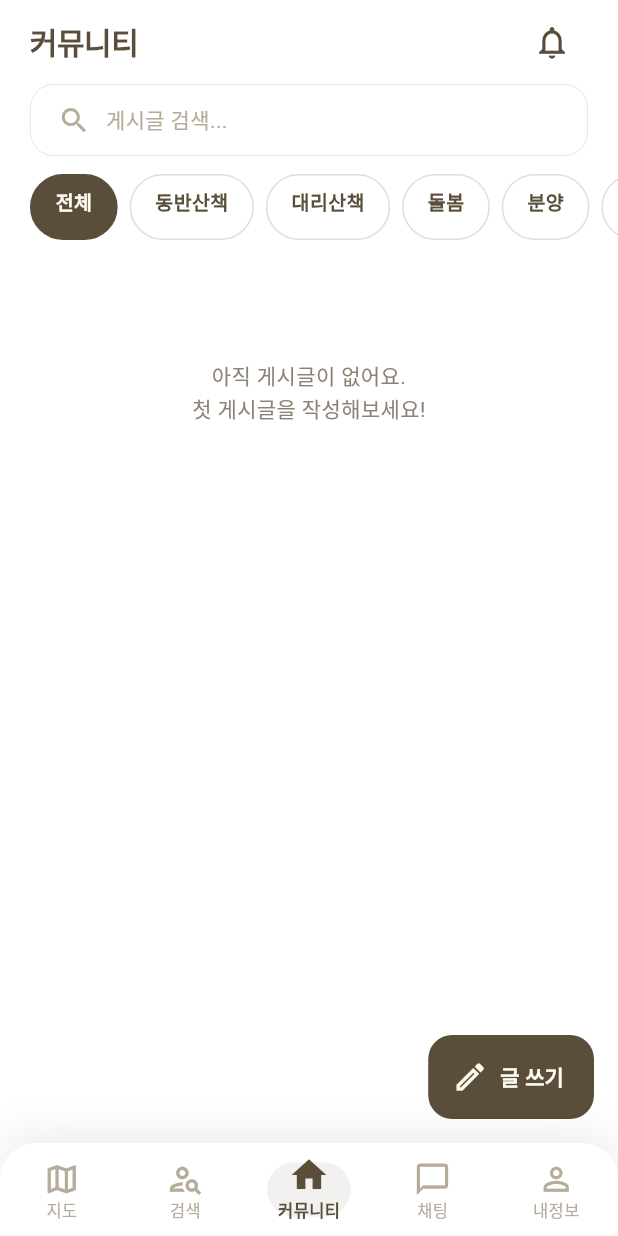
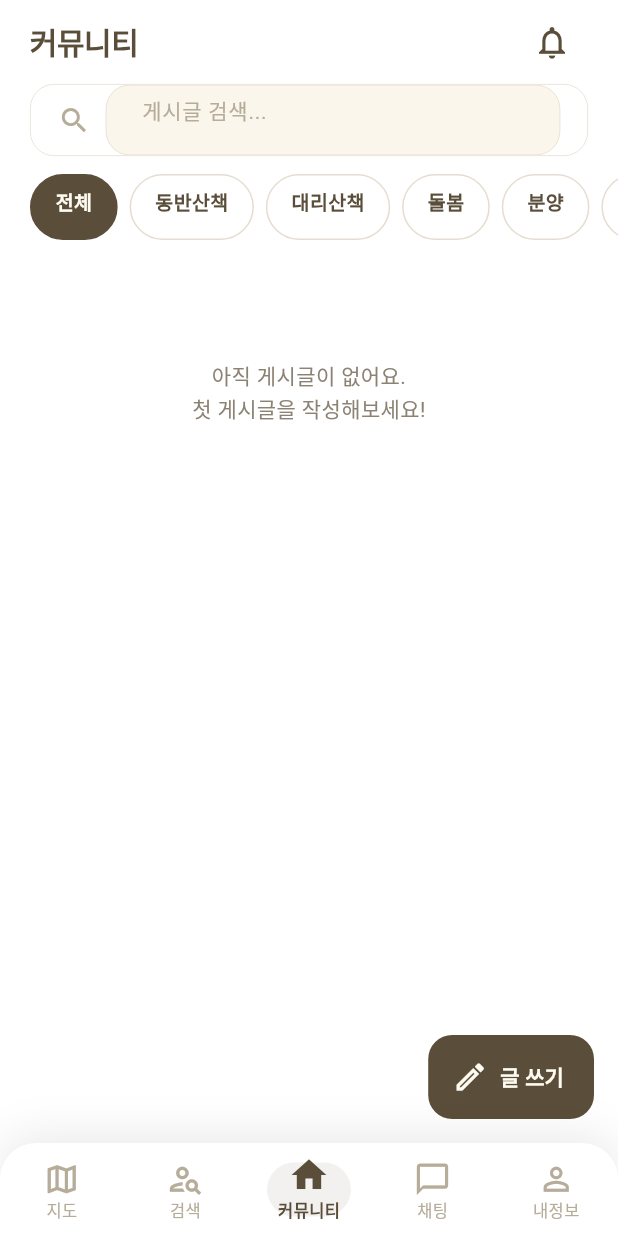
Before and after one commit to seizeh/pmdart, a Flutter app: the screen it shows after launch, after a tap on "로그인 없이 둘러보기", on a phone screen of 412 x 824 dp. Run offline on Flutter 3.47's test engine with Material 3 defaults, Android fonts, the phone set to English and light mode, and no system bars; our stand-ins replace geolocator, google_fonts, image_picker, shared_preferences, supabase_flutter; missing offline and left inert: flutter_naver_map, video_thumbnail; accounts and stored records are empty; network calls fail.

Commit message:
feat: 지도 탭/이동 시 키보드 해제 + 게시글 검색 활성화
- map_tab: onMapTapped/카메라 idle 시 포커스 해제(네이티브 지도라 루트 제스처
  미수신 → 직접 처리)
- community: 검색창을 실제 TextField 로 전환, 제목/내용 ilike 서버검색(디바운스
  300ms) + 지우기 버튼 + 검색결과 없음 메시지. fetchFeed(query) 추가.

Co-Authored-By: Claude Opus 4.8 (1M context) <noreply@anthropic.com>

```diff
--- a/lib/screen/tabs/community_tab.dart
+++ b/lib/screen/tabs/community_tab.dart
@@ -1,3 +1,4 @@
+import 'dart:async';
 import 'package:flutter/material.dart';
 import '../../theme/app_colors.dart';
 import '../../models/community.dart';
@@ -29,6 +30,10 @@ class _CommunityTabState extends State<CommunityTab> {
   bool _loading = true;
   String? _error;
 
+  final _searchCtrl = TextEditingController();
+  String _query = '';
+  Timer? _debounce;
+
   static const _categories = [
     'walk_together',
     'walk_proxy',
@@ -44,13 +49,35 @@ class _CommunityTabState extends State<CommunityTab> {
     _load();
   }
 
+  @override
+  void dispose() {
+    _debounce?.cancel();
+    _searchCtrl.dispose();
+    super.dispose();
+  }
+
+  /// 검색어 변경 → 디바운스 후 재조회.
+  void _onSearchChanged(String v) {
+    _query = v;
+    _debounce?.cancel();
+    _debounce = Timer(const Duration(milliseconds: 300), _load);
+  }
+
+  void _clearSearch() {
+    _debounce?.cancel();
+    _searchCtrl.clear();
+    _query = '';
+    _load();
+  }
+
   Future<void> _load() async {
     setState(() {
       _loading = true;
       _error = null;
     });
     try {
-      final posts = await _repo.fetchFeed(category: _selectedCategory);
+      final posts =
+          await _repo.fetchFeed(category: _selectedCategory, query: _query);
       if (!mounted) return;
       setState(() {
         _posts = posts;
@@ -145,7 +172,11 @@ class _CommunityTabState extends State<CommunityTab> {
                     children: [
                       Padding(
                         padding: const EdgeInsets.fromLTRB(20, 0, 20, 12),
-                        child: _SearchBar(onTap: () {}),
+                        child: _SearchBar(
+                          controller: _searchCtrl,
+                          onChanged: _onSearchChanged,
+                          onClear: _clearSearch,
+                        ),
                       ),
                       SizedBox(
                         height: 44,
@@ -207,8 +238,12 @@ class _CommunityTabState extends State<CommunityTab> {
       return SliverToBoxAdapter(child: _MessageState(message: _error!, onRetry: _load));
     }
     if (_posts.isEmpty) {
-      return const SliverToBoxAdapter(
-        child: _MessageState(message: '아직 게시글이 없어요.\n첫 게시글을 작성해보세요!'),
+      return SliverToBoxAdapter(
+        child: _MessageState(
+          message: _query.trim().isNotEmpty
+              ? '"${_query.trim()}" 검색 결과가 없어요'
+              : '아직 게시글이 없어요.\n첫 게시글을 작성해보세요!',
+        ),
       );
     }
     return SliverPadding(
@@ -353,15 +388,18 @@ class _NotificationBellState extends State<_NotificationBell> {
 }
 
 class _SearchBar extends StatelessWidget {
-  final VoidCallback onTap;
-  const _SearchBar({required this.onTap});
+  final TextEditingController controller;
+  final ValueChanged<String> onChanged;
+  final VoidCallback onClear;
+  const _SearchBar({
+    required this.controller,
+    required this.onChanged,
+    required this.onClear,
+  });
 
   @override
   Widget build(BuildContext context) {
-    return InkWell(
-      onTap: onTap,
-      borderRadius: BorderRadius.circular(16),
-      child: Container(
+    return Container(
       height: 48,
       padding: const EdgeInsets.symmetric(horizontal: 18),
       decoration: BoxDecoration(
@@ -370,18 +408,39 @@ class _SearchBar extends StatelessWidget {
         border: Border.all(color: AppColors.border, width: 0.5),
       ),
       child: Row(
-          children: const [
-            Icon(Icons.search, color: AppColors.textTertiary, size: 22),
-            SizedBox(width: 10),
-            Text(
-              '게시글 검색...',
-              style: TextStyle(
-                color: AppColors.textTertiary,
-                fontSize: 14,
+        children: [
+          const Icon(Icons.search, color: AppColors.textTertiary, size: 22),
+          const SizedBox(width: 10),
+          Expanded(
+            child: TextField(
+              controller: controller,
+              onChanged: onChanged,
+              textInputAction: TextInputAction.search,
+              style: const TextStyle(
+                  color: AppColors.textPrimary, fontSize: 14),
+              decoration: const InputDecoration(
+                isCollapsed: true,
+                border: InputBorder.none,
+                hintText: '게시글 검색...',
+                hintStyle:
+                    TextStyle(color: AppColors.textTertiary, fontSize: 14),
+              ),
+            ),
+          ),
+          ValueListenableBuilder<TextEditingValue>(
+            valueListenable: controller,
+            builder: (_, value, _) => value.text.isEmpty
+                ? const SizedBox.shrink()
+                : GestureDetector(
+                    onTap: onClear,
+                    child: const Padding(
+                      padding: EdgeInsets.only(left: 6),
+                      child: Icon(Icons.close,
+                          color: AppColors.textTertiary, size: 20),
+                    ),
                   ),
           ),
         ],
-        ),
       ),
     );
   }
--- a/lib/screen/tabs/map_tab.dart
+++ b/lib/screen/tabs/map_tab.dart
@@ -319,6 +319,8 @@ class _MapTabState extends State<MapTab> {
 
   /// 지도 이동이 멈췄을 때, 중심이 1km 이상 벗어났으면 재조회(디바운스).
   Future<void> _onCameraIdle() async {
+    // 지도를 움직였다는 건 입력 중이 아니란 뜻 → 키보드 내리기.
+    FocusManager.instance.primaryFocus?.unfocus();
     final c = _controller;
     if (c == null || _loadedCenter == null || _loadingFac) return;
     final cam = await c.getCameraPosition();
@@ -470,6 +472,10 @@ class _MapTabState extends State<MapTab> {
                 _initLoad();
               },
               onCameraIdle: _onCameraIdle,
+              // 지도는 네이티브 뷰라 루트 GestureDetector 가 탭을 못 받는다.
+              // 지도를 탭하면 검색창 포커스를 직접 해제(키보드 닫기).
+              onMapTapped: (_, _) =>
+                  FocusManager.instance.primaryFocus?.unfocus(),
               onCustomStyleLoadFailed: (e) {
                 debugPrint('커스텀 지도 스타일 로드 실패: $e');
                 if (mounted) {
--- a/lib/services/community_repository.dart
+++ b/lib/services/community_repository.dart
@@ -36,13 +36,18 @@ class CommunityRepository {
   SupabaseClient get _c => Supabase.instance.client;
   String? get _uid => SessionManager.instance.user?.id;
 
-  /// 게시글 피드. [category] 가 null 이면 전체.
-  Future<List<Post>> fetchFeed({String? category}) async {
-    var query = _c.from('v_post_feed').select();
+  /// 게시글 피드. [category] 가 null 이면 전체. [query] 가 있으면 제목/내용 검색.
+  Future<List<Post>> fetchFeed({String? category, String? query}) async {
+    var q = _c.from('v_post_feed').select();
     if (category != null) {
-      query = query.eq('category', category);
+      q = q.eq('category', category);
     }
-    final rows = await query.order('created_at', ascending: false).limit(100);
+    // or() 파서를 깨뜨릴 수 있는 문자 제거 후 제목/내용 ilike 검색.
+    final term = (query ?? '').replaceAll(RegExp(r'[,()%*]'), ' ').trim();
+    if (term.isNotEmpty) {
+      q = q.or('title.ilike.%$term%,content.ilike.%$term%');
+    }
+    final rows = await q.order('created_at', ascending: false).limit(100);
     return (rows as List)
         .map((r) => Post.fromJson(r as Map<String, dynamic>))
         .toList();
```
Lines whose indentation alone changed are shown as unchanged.
